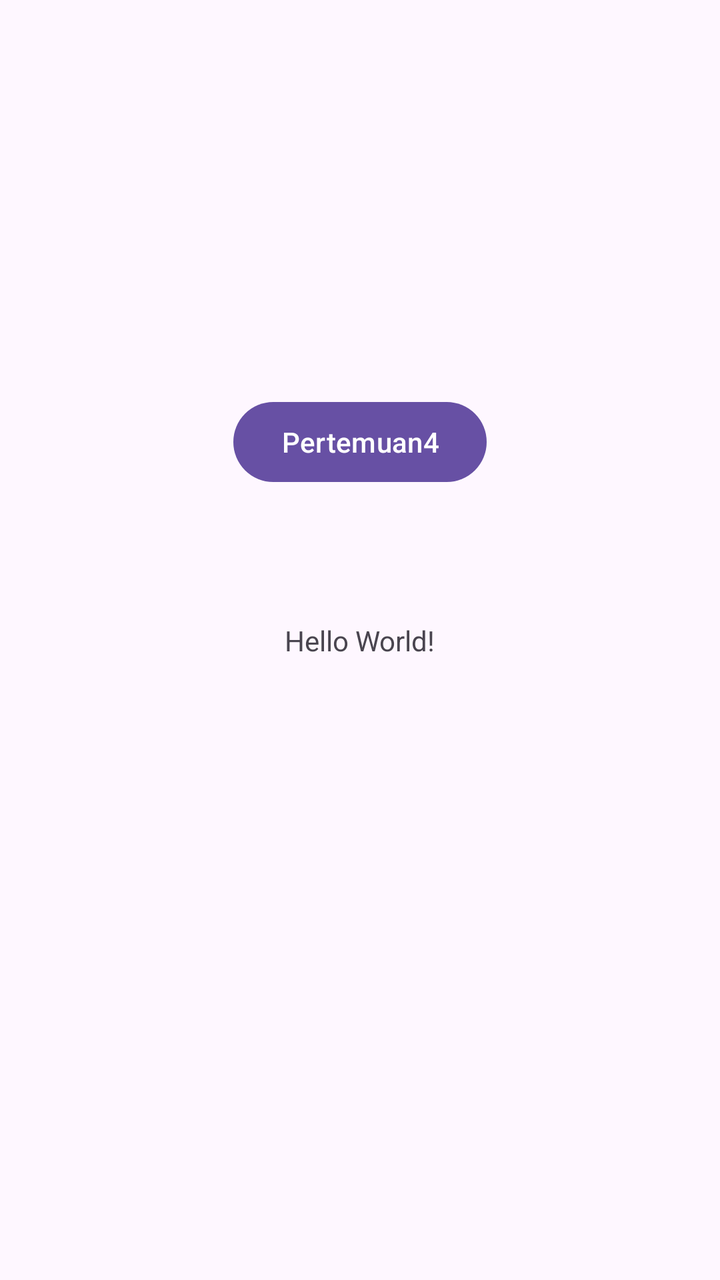
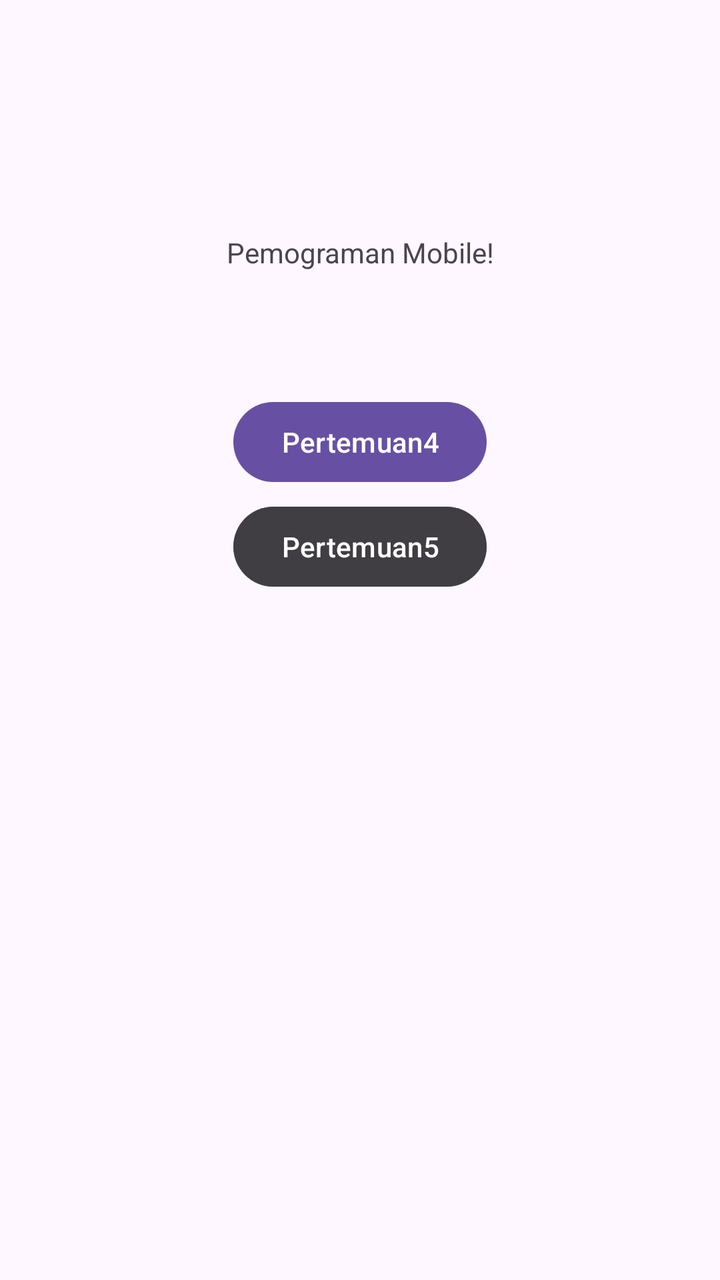

An Android layout rendered at two revisions. The XML below is the earlier revision; the diff shows what the commit changed to produce the second picture.
<!-- AndroidManifest.xml: application theme Theme.Bumi_Sultan -->
<!-- res/layout/activity_main.xml -->
<?xml version="1.0" encoding="utf-8"?>
<androidx.constraintlayout.widget.ConstraintLayout xmlns:android="http://schemas.android.com/apk/res/android"
    xmlns:app="http://schemas.android.com/apk/res-auto"
    xmlns:tools="http://schemas.android.com/tools"
    android:id="@+id/main"
    android:layout_width="match_parent"
    android:layout_height="match_parent"
    tools:context=".MainActivity">

    <TextView
        android:id="@+id/textView2"
        android:layout_width="wrap_content"
        android:layout_height="wrap_content"
        android:text="Hello World!"
        app:layout_constraintBottom_toBottomOf="parent"
        app:layout_constraintEnd_toEndOf="parent"
        app:layout_constraintStart_toStartOf="parent"
        app:layout_constraintTop_toTopOf="parent" />

    <Button
        android:id="@+id/btnToFourth"
        android:layout_width="wrap_content"
        android:layout_height="wrap_content"
        android:text="Pertemuan4"
        app:layout_constraintBottom_toBottomOf="parent"
        app:layout_constraintEnd_toEndOf="parent"
        app:layout_constraintStart_toStartOf="parent"
        app:layout_constraintTop_toTopOf="parent"
        app:layout_constraintVertical_bias="0.333" />

</androidx.constraintlayout.widget.ConstraintLayout>
<!-- resources referenced by this layout -->
<resources>
  <style name="Theme.Bumi_Sultan" parent="Base.Theme.Bumi_Sultan" />
  <style name="Base.Theme.Bumi_Sultan" parent="Theme.Material3.DayNight.NoActionBar">
          
          
      </style>
</resources>

<!-- the commit's change to res/layout/activity_main.xml (unified diff, before → after) -->
@@ -11,11 +11,12 @@
         android:id="@+id/textView2"
         android:layout_width="wrap_content"
         android:layout_height="wrap_content"
-        android:text="Hello World!"
+        android:text="Pemograman Mobile!"
         app:layout_constraintBottom_toBottomOf="parent"
         app:layout_constraintEnd_toEndOf="parent"
         app:layout_constraintStart_toStartOf="parent"
-        app:layout_constraintTop_toTopOf="parent" />
+        app:layout_constraintTop_toTopOf="parent"
+        app:layout_constraintVertical_bias="0.188" />
 
     <Button
         android:id="@+id/btnToFourth"
@@ -28,4 +29,16 @@
         app:layout_constraintTop_toTopOf="parent"
         app:layout_constraintVertical_bias="0.333" />
 
+    <Button
+        android:id="@+id/btnToFifth"
+        android:layout_width="wrap_content"
+        android:layout_height="wrap_content"
+        android:text="Pertemuan5"
+        android:backgroundTint="@color/material_on_surface_emphasis_medium"
+        app:layout_constraintBottom_toBottomOf="parent"
+        app:layout_constraintEnd_toEndOf="parent"
+        app:layout_constraintStart_toStartOf="parent"
+        app:layout_constraintTop_toTopOf="parent"
+        app:layout_constraintVertical_bias="0.421" />
+
 </androidx.constraintlayout.widget.ConstraintLayout>
